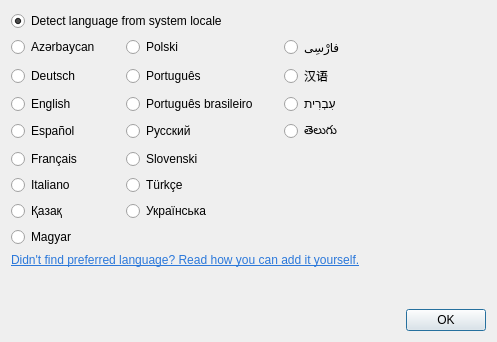
Old version of the form src/bin/scenarist-desktop/UserInterfaceLayer/Settings/LanguageDialog.ui in the repository dimkanovikov/KITScenarist.
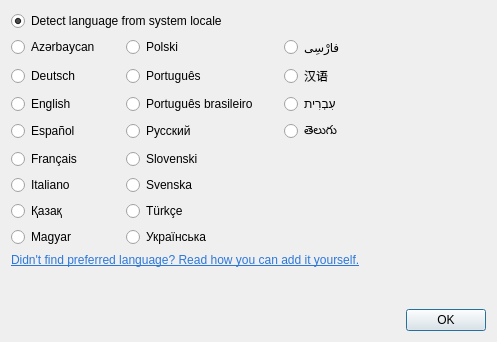
New version of the form.

Commit message: Added Swedish translation

```diff
--- a/src/bin/scenarist-desktop/UserInterfaceLayer/Settings/LanguageDialog.ui
+++ b/src/bin/scenarist-desktop/UserInterfaceLayer/Settings/LanguageDialog.ui
@@ -60,13 +60,6 @@
      </property>
     </spacer>
    </item>
-   <item row="7" column="1">
-    <widget class="QRadioButton" name="ukrainian">
-     <property name="text">
-      <string notr="true">Українська</string>
-     </property>
-    </widget>
-   </item>
    <item row="1" column="2">
     <widget class="QRadioButton" name="farsi">
      <property name="text">
@@ -106,16 +99,6 @@
      </property>
     </widget>
    </item>
-   <item row="6" column="1">
-    <widget class="QRadioButton" name="turkish">
-     <property name="text">
-      <string notr="true">Türkçe</string>
-     </property>
-     <property name="checked">
-      <bool>false</bool>
-     </property>
-    </widget>
-   </item>
    <item row="4" column="2">
     <widget class="QRadioButton" name="telugu">
      <property name="text">
@@ -234,6 +217,33 @@
      </property>
     </widget>
    </item>
+   <item row="8" column="1">
+    <widget class="QRadioButton" name="ukrainian">
+     <property name="text">
+      <string notr="true">Українська</string>
+     </property>
+    </widget>
+   </item>
+   <item row="7" column="1">
+    <widget class="QRadioButton" name="turkish">
+     <property name="text">
+      <string notr="true">Türkçe</string>
+     </property>
+     <property name="checked">
+      <bool>false</bool>
+     </property>
+    </widget>
+   </item>
+   <item row="6" column="1">
+    <widget class="QRadioButton" name="swedish">
+     <property name="text">
+      <string notr="true">Svenska</string>
+     </property>
+     <property name="checked">
+      <bool>false</bool>
+     </property>
+    </widget>
+   </item>
   </layout>
  </widget>
  <tabstops>
```
Left out of the diff: 15 changed lines with no effect on the pictures. The commit also changes 7 other files.
